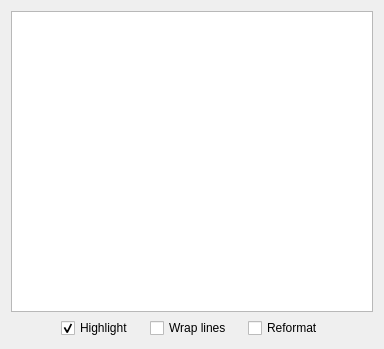
First picture: the form in gui/qt/basiccodeviewerwindow.ui, repository CE-Programming/CEmu, before the edit.
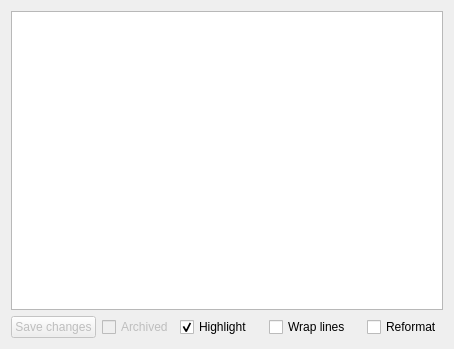
Second picture: the form after the edit. Icons and pictures are not drawn. Custom widgets are drawn as their Qt base class.

Diff of the .ui file:
```diff
--- a/gui/qt/basiccodeviewerwindow.ui
+++ b/gui/qt/basiccodeviewerwindow.ui
@@ -30,6 +30,26 @@
    </item>
    <item>
     <layout class="QHBoxLayout" name="horizontalLayout">
+     <item>
+      <widget class="QPushButton" name="buttonSave">
+       <property name="text">
+        <string>Save changes</string>
+       </property>
+       <property name="enabled">
+        <bool>false</bool>
+       </property>
+      </widget>
+     </item>
+     <item>
+      <widget class="QCheckBox" name="checkboxArchived">
+       <property name="enabled">
+        <bool>false</bool>
+       </property>
+       <property name="text">
+        <string>Archived</string>
+       </property>
+      </widget>
+     </item>
      <item>
       <spacer name="horizontalSpacer">
        <property name="orientation">
```
